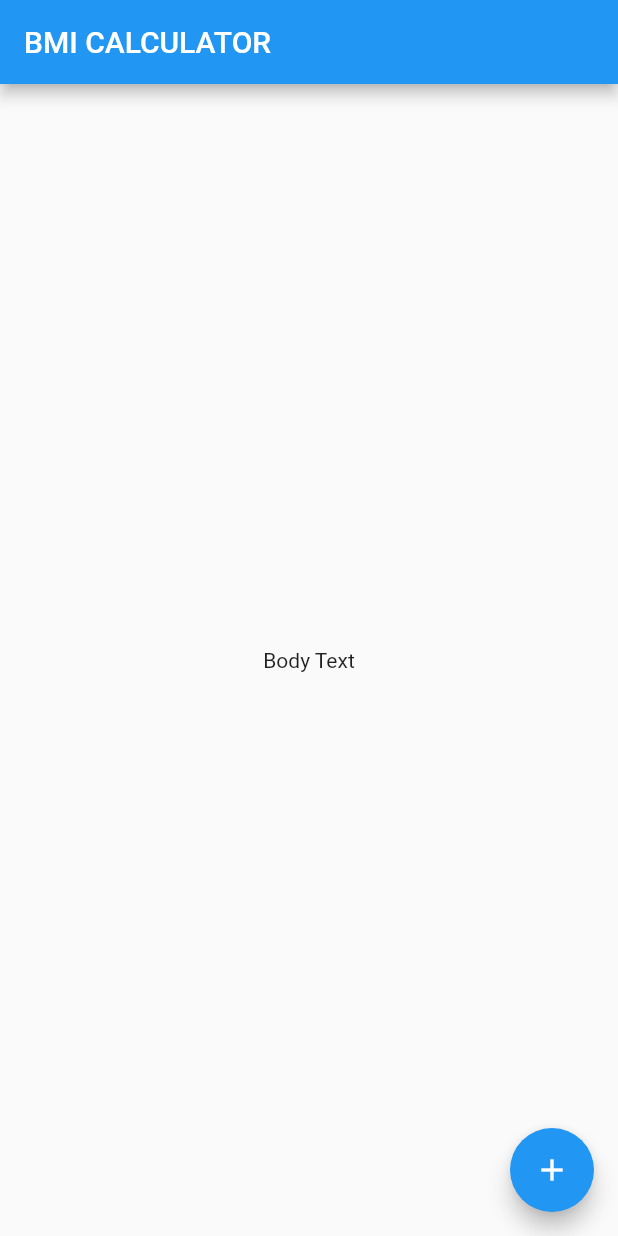
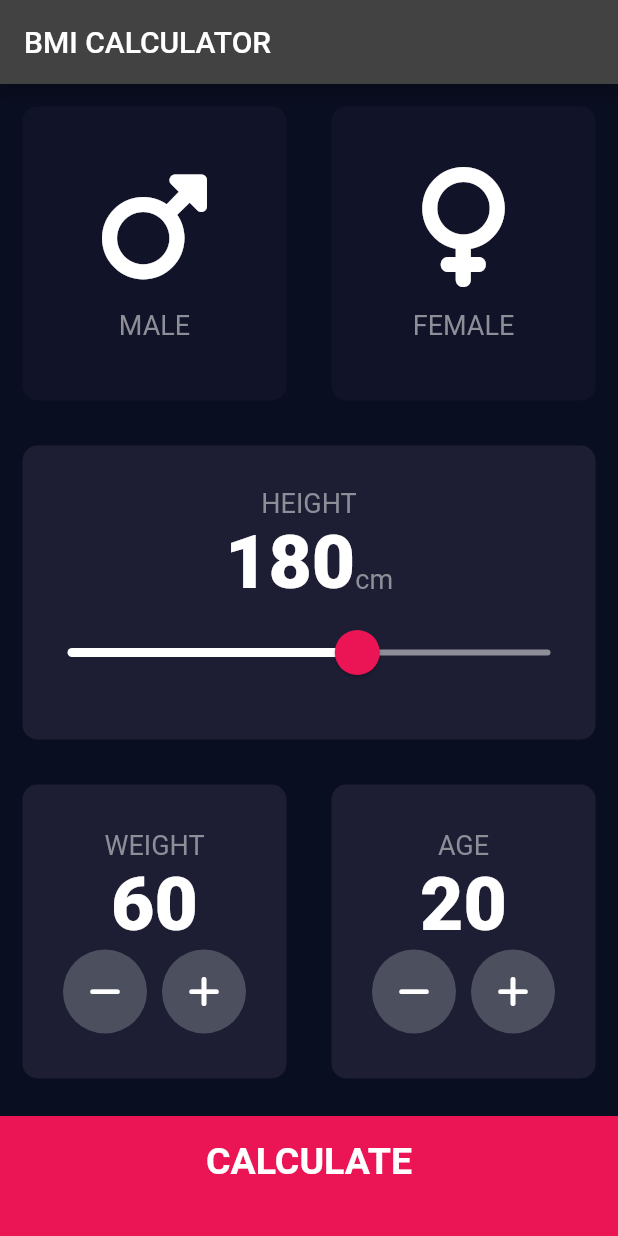
Before and after one commit to HeratUni-CS/bmi-calculator-Pirates-kinG, a Flutter app: the screen it shows after launch, on a phone screen of 412 x 824 dp. Run offline on Flutter 3.47's test engine with Material 2 defaults, Android fonts, the phone set to English and light mode, and no system bars; our stand-ins replace font_awesome_flutter.

Commit message:
Assignment BMI

```diff
--- /dev/null
+++ b/lib/components/bottom_button.dart
@@ -0,0 +1,29 @@
+import 'package:flutter/material.dart';
+import 'package:flutter_bmi_calculator/constants.dart';
+
+class BottomButton extends StatelessWidget {
+  BottomButton({@required this.onTap, @required this.buttonTitle});
+
+  final Function onTap;
+  final String buttonTitle;
+
+  @override
+  Widget build(BuildContext context) {
+    return GestureDetector(
+      onTap: onTap,
+      child: Container(
+        child: Center(
+          child: Text(
+            buttonTitle,
+            style: kLargeButtonTextStyle,
+          ),
+        ),
+        color: kBottomContainerColour,
+        margin: EdgeInsets.only(top: 10.0),
+        padding: EdgeInsets.only(bottom: 20.0),
+        width: double.infinity,
+        height: kBottomContainerHeight,
+      ),
+    );
+  }
+}
--- /dev/null
+++ b/lib/components/icon_content.dart
@@ -0,0 +1,29 @@
+import 'package:flutter/material.dart';
+import 'package:flutter_bmi_calculator/constants.dart';
+
+class IconContent extends StatelessWidget {
+  IconContent({this.icon, this.label});
+
+  final IconData icon;
+  final String label;
+
+  @override
+  Widget build(BuildContext context) {
+    return Column(
+      mainAxisAlignment: MainAxisAlignment.center,
+      children: <Widget>[
+        Icon(
+          icon,
+          size: 80.0,
+        ),
+        SizedBox(
+          height: 15.0,
+        ),
+        Text(
+          label,
+          style: kLabelTextStyle,
+        )
+      ],
+    );
+  }
+}
--- /dev/null
+++ b/lib/components/reusable_card.dart
@@ -0,0 +1,24 @@
+import 'package:flutter/material.dart';
+
+class ReusableCard extends StatelessWidget {
+  ReusableCard({@required this.colour, this.cardChild, this.onPress});
+
+  final Color colour;
+  final Widget cardChild;
+  final Function onPress;
+
+  @override
+  Widget build(BuildContext context) {
+    return GestureDetector(
+      onTap: onPress,
+      child: Container(
+        child: cardChild,
+        margin: EdgeInsets.all(15.0),
+        decoration: BoxDecoration(
+          color: colour,
+          borderRadius: BorderRadius.circular(10.0),
+        ),
+      ),
+    );
+  }
+}
--- /dev/null
+++ b/lib/components/round_icon_button.dart
@@ -0,0 +1,23 @@
+import 'package:flutter/material.dart';
+
+class RoundIconButton extends StatelessWidget {
+  RoundIconButton({@required this.icon, @required this.onPressed});
+
+  final IconData icon;
+  final Function onPressed;
+
+  @override
+  Widget build(BuildContext context) {
+    return RawMaterialButton(
+      elevation: 0.0,
+      child: Icon(icon),
+      onPressed: onPressed,
+      constraints: BoxConstraints.tightFor(
+        width: 56.0,
+        height: 56.0,
+      ),
+      shape: CircleBorder(),
+      fillColor: Color(0xFF4C4F5E),
+    );
+  }
+}
--- /dev/null
+++ b/lib/constants.dart
@@ -0,0 +1,42 @@
+import 'package:flutter/material.dart';
+
+const kBottomContainerHeight = 80.0;
+
+const kActiveCardColour = Color(0xFF1D1E33);
+const kInactiveCardColour = Color(0xFF111328);
+const kBottomContainerColour = Color(0xFFEB1555);
+
+const kLabelTextStyle = TextStyle(
+  fontSize: 18.0,
+  color: Color(0xFF8D8E98),
+);
+
+const kNumberTextStyle = TextStyle(
+  fontSize: 50.0,
+  fontWeight: FontWeight.w900,
+);
+
+const kLargeButtonTextStyle = TextStyle(
+  fontSize: 25.0,
+  fontWeight: FontWeight.bold,
+);
+
+const kTitleTextStyle = TextStyle(
+  fontSize: 50.0,
+  fontWeight: FontWeight.bold,
+);
+
+const kResultTextStyle = TextStyle(
+  color: Color(0xFF24D876),
+  fontSize: 22.0,
+  fontWeight: FontWeight.bold,
+);
+
+const kBMITextStyle = TextStyle(
+  fontSize: 100.0,
+  fontWeight: FontWeight.bold,
+);
+
+const kBodyTextStyle = TextStyle(
+  fontSize: 22.0,
+);
--- a/lib/main.dart
+++ b/lib/main.dart
@@ -1,35 +1,21 @@
 import 'package:flutter/material.dart';
+import 'package:flutter_bmi_calculator/screens/calculator_screen.dart';
 
-void main() => runApp(BMICalculator());
+void main() {
+  runApp(MyApp());
+}
 
-class BMICalculator extends StatelessWidget {
+class MyApp extends StatelessWidget {
   @override
   Widget build(BuildContext context) {
     return MaterialApp(
-      home: InputPage(),
+      debugShowCheckedModeBanner: false,
+      theme: ThemeData.dark().copyWith(
+        primaryColor: Color(0xFF0A0E21),
+        scaffoldBackgroundColor: Color(0xFF0A0E21),
+      ),
+      home: CalculatorScreen(),
     );
+
   }
 }
-
-class InputPage extends StatefulWidget {
-  @override
-  State<InputPage> createState() => _InputPageState();
-}
-
-class _InputPageState extends State<InputPage> {
-  @override
-  Widget build(BuildContext context) {
-    return Scaffold(
-      appBar: AppBar(
-        title: Text('BMI CALCULATOR'),
-      ),
-      body: Center(
-        child: Text('Body Text'),
-      ),
-      floatingActionButton: FloatingActionButton(
-        onPressed: () {},
-        child: Icon(Icons.add),
-      ),
-    );
-  }
-}
--- /dev/null
+++ b/lib/screens/calculator_screen.dart
@@ -0,0 +1,236 @@
+import 'package:flutter/material.dart';
+import 'package:flutter_bmi_calculator/components/bottom_button.dart';
+import 'package:flutter_bmi_calculator/components/icon_content.dart';
+import 'package:flutter_bmi_calculator/components/reusable_card.dart';
+import 'package:flutter_bmi_calculator/components/round_icon_button.dart';
+import 'package:font_awesome_flutter/font_awesome_flutter.dart';
+import 'package:flutter_bmi_calculator/constants.dart';
+import 'package:flutter_bmi_calculator/utils/calculate_bmi.dart';
+import 'result_screen.dart';
+
+enum Gender {
+  male,
+  female,
+}
+
+class CalculatorScreen extends StatefulWidget {
+  @override
+  CalculatorScreenState createState() => CalculatorScreenState();
+}
+
+class CalculatorScreenState extends State<CalculatorScreen> {
+  Gender selectedGender;
+  int height = 180;
+  int weight = 60;
+  int age = 20;
+
+  @override
+  Widget build(BuildContext context) {
+    return Scaffold(
+      appBar: AppBar(
+        title: Text('BMI CALCULATOR'),
+      ),
+      body: Column(
+        crossAxisAlignment: CrossAxisAlignment.stretch,
+        children: <Widget>[
+          Expanded(
+              child: Row(
+                children: <Widget>[
+                  Expanded(
+                    child: ReusableCard(
+                      onPress: () {
+                        setState(() {
+                          selectedGender = Gender.male;
+                        });
+                      },
+                      colour: selectedGender == Gender.male
+                          ? kActiveCardColour
+                          : kInactiveCardColour,
+                      cardChild: IconContent(
+                        icon: FontAwesomeIcons.mars,
+                        label: 'MALE',
+                      ),
+                    ),
+                  ),
+                  Expanded(
+                    child: ReusableCard(
+                      onPress: () {
+                        setState(() {
+                          selectedGender = Gender.female;
+                        });
+                      },
+                      colour: selectedGender == Gender.female
+                          ? kActiveCardColour
+                          : kInactiveCardColour,
+                      cardChild: IconContent(
+                        icon: FontAwesomeIcons.venus,
+                        label: 'FEMALE',
+                      ),
+                    ),
+                  ),
+                ],
+              )),
+          Expanded(
+            child: ReusableCard(
+              colour: kActiveCardColour,
+              cardChild: Column(
+                mainAxisAlignment: MainAxisAlignment.center,
+                children: <Widget>[
+                  Text(
+                    'HEIGHT',
+                    style: kLabelTextStyle,
+                  ),
+                  Row(
+                    mainAxisAlignment: MainAxisAlignment.center,
+                    crossAxisAlignment: CrossAxisAlignment.baseline,
+                    textBaseline: TextBaseline.alphabetic,
+                    children: <Widget>[
+                      Text(
+                        height.toString(),
+                        style: kNumberTextStyle,
+                      ),
+                      Text(
+                        'cm',
+                        style: kLabelTextStyle,
+                      )
+                    ],
+                  ),
+                  SliderTheme(
+                    data: SliderTheme.of(context).copyWith(
+                      inactiveTrackColor: Color(0xFF8D8E98),
+                      activeTrackColor: Colors.white,
+                      thumbColor: Color(0xFFEB1555),
+                      overlayColor: Color(0x29EB1555),
+                      thumbShape:
+                      RoundSliderThumbShape(enabledThumbRadius: 15.0),
+                      overlayShape:
+                      RoundSliderOverlayShape(overlayRadius: 30.0),
+                    ),
+                    child: Slider(
+                      value: height.toDouble(),
+                      min: 120.0,
+                      max: 220.0,
+                      onChanged: (double newValue) {
+                        setState(() {
+                          height = newValue.round();
+                        });
+                      },
+                    ),
+                  ),
+                ],
+              ),
+            ),
+          ),
+          Expanded(
+            child: Row(
+              children: <Widget>[
+                Expanded(
+                  child: ReusableCard(
+                    colour: kActiveCardColour,
+                    cardChild: Column(
+                      mainAxisAlignment: MainAxisAlignment.center,
+                      children: <Widget>[
+                        Text(
+                          'WEIGHT',
+                          style: kLabelTextStyle,
+                        ),
+                        Text(
+                          weight.toString(),
+                          style: kNumberTextStyle,
+                        ),
+                        Row(
+                          mainAxisAlignment: MainAxisAlignment.center,
+                          children: <Widget>[
+                            RoundIconButton(
+                                icon: FontAwesomeIcons.minus,
+                                onPressed: () {
+                                  setState(() {
+                                    weight--;
+                                  });
+                                }),
+                            SizedBox(
+                              width: 10.0,
+                            ),
+                            RoundIconButton(
+                              icon: FontAwesomeIcons.plus,
+                              onPressed: () {
+                                setState(() {
+                                  weight++;
+                                });
+                              },
+                            ),
+                          ],
+                        ),
+                      ],
+                    ),
+                  ),
+                ),
+                Expanded(
+                  child: ReusableCard(
+                    colour: kActiveCardColour,
+                    cardChild: Column(
+                      mainAxisAlignment: MainAxisAlignment.center,
+                      children: <Widget>[
+                        Text(
+                          'AGE',
+                          style: kLabelTextStyle,
+                        ),
+                        Text(
+                          age.toString(),
+                          style: kNumberTextStyle,
+                        ),
+                        Row(
+                          mainAxisAlignment: MainAxisAlignment.center,
+                          children: <Widget>[
+                            RoundIconButton(
+                              icon: FontAwesomeIcons.minus,
+                              onPressed: () {
+                                setState(
+                                      () {
+                                    age--;
+                                  },
+                                );
+                              },
+                            ),
+                            SizedBox(
+                              width: 10.0,
+                            ),
+                            RoundIconButton(
+                                icon: FontAwesomeIcons.plus,
+                                onPressed: () {
+                                  setState(() {
+                                    age++;
+                                  });
+                                })
+                          ],
+                        )
+                      ],
+                    ),
+                  ),
+                ),
+              ],
+            ),
+          ),
+          BottomButton(
+            buttonTitle: 'CALCULATE',
+            onTap: () {
+              BmiLogic calc =
+              BmiLogic(height: height, weight: weight);
+
+              Navigator.push(
+                context,
+                MaterialPageRoute(
+                  builder: (context) => ResultsPage(
+                    bmiResult: calc.calculateBMI(),
+                    resultText: calc.getResult(),
+                    interpretation: calc.getInterpretation(),
+                  ),
+                ),
+              );
+            },
+          ),
+        ],
+      ),
+    );
+  }
+}
--- /dev/null
+++ b/lib/utils/calculate_bmi.dart
@@ -0,0 +1,36 @@
+import 'dart:math';
+
+class BmiLogic {
+  BmiLogic({this.height, this.weight});
+
+  final int height;
+  final int weight;
+
+  double _bmi;
+
+  String calculateBMI() {
+    _bmi = weight / pow(height / 100, 2);
+    return _bmi.toStringAsFixed(1);
+  }
+
+  String getResult() {
+    if (_bmi >= 25) {
+      return 'Overweight';
+    } else if (_bmi > 18.5) {
+      return 'Normal';
+    } else {
+      return 'Underweight';
+    }
+  }
+
+  String getInterpretation() {
+    if (_bmi >= 25) {
+      return 'Damn son';
+    } else if (_bmi >= 18.5) {
+      return 'Not bad kid';
+    } else {
+      return 'African boy wassup ?'
+          '. ';
+    }
+  }
+}
```
Also changed, not shown: lib/screens/result_screen.dart (added, +71 -0 lines), pubspec.yaml (+9 -23 lines), pubspec.lock, 16 other files.
